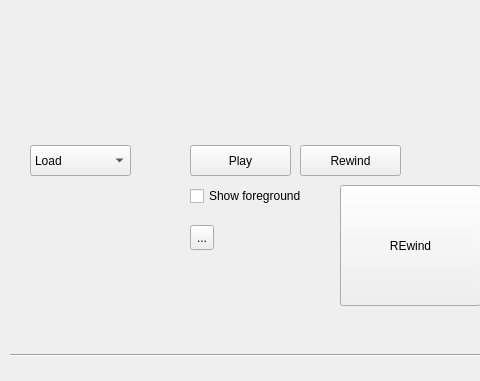
Before: the Qt Designer form src/mainwindow.ui in SkinnyDipping/3dTrajectory, drawn with Qt 5; both pictures show x 0 to 480 and y 255 to 636 of the 1280 by 636 pixel window.
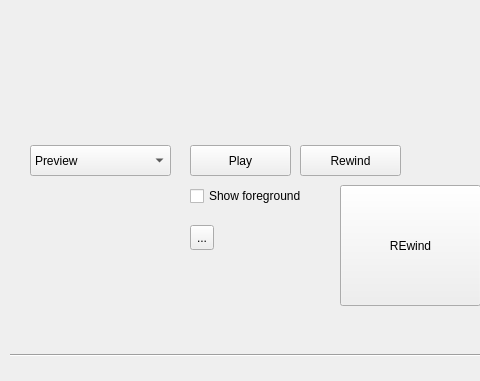
After: the same form once the commit is applied.

What changed in the file:
```diff
--- a/src/mainwindow.ui
+++ b/src/mainwindow.ui
@@ -94,13 +94,16 @@
     <rect>
      <x>30</x>
      <y>400</y>
-     <width>101</width>
+     <width>141</width>
      <height>31</height>
     </rect>
    </property>
+   <property name="currentText">
+    <string>Skeletonization</string>
+   </property>
    <item>
     <property name="text">
-     <string>Load</string>
+     <string>Preview</string>
     </property>
    </item>
    <item>
```
Left out of the diff: 14 changed lines with no effect on the pictures.
